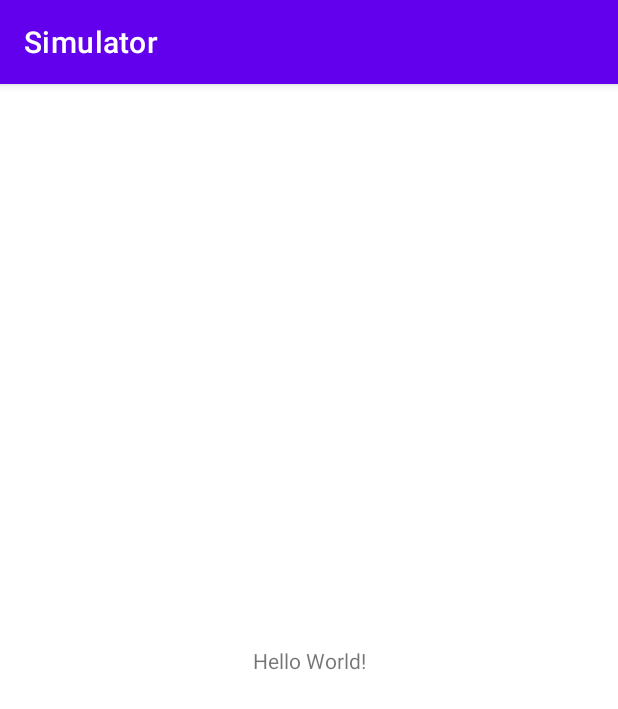
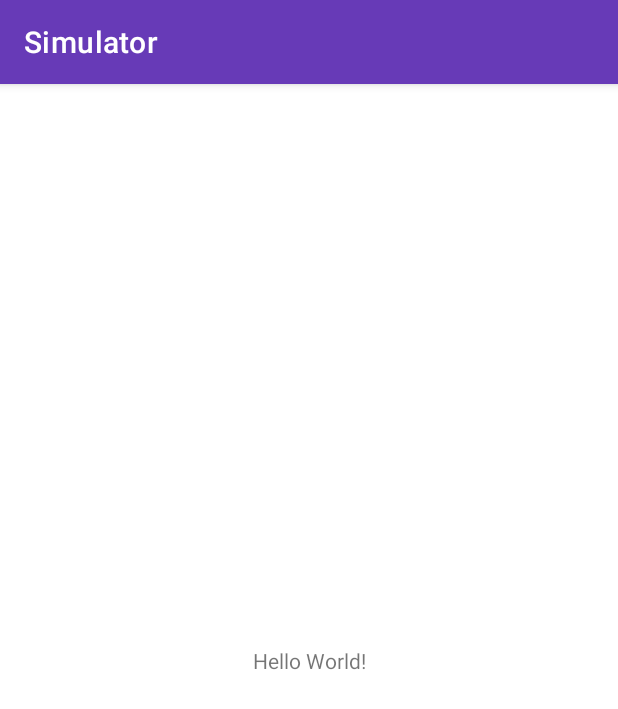
Before and after one commit to ThiagoMip/mathces-simulator-app, an Android app: the screen it shows after launch (MainActivity), on a phone screen of 412 x 824 dp. Shown: the top 709 px of the screen. Run offline under Robolectric (Android 15) with nearby library versions, the phone set to English and light mode, and no system bars.

Commit message:
change colors

```diff
--- a/app/src/main/res/values-night/themes.xml
+++ b/app/src/main/res/values-night/themes.xml
@@ -2,12 +2,12 @@
     <!-- Base application theme. -->
     <style name="Theme.Simulator" parent="Theme.MaterialComponents.DayNight.DarkActionBar">
         <!-- Primary brand color. -->
-        <item name="colorPrimary">@color/purple_200</item>
-        <item name="colorPrimaryVariant">@color/purple_700</item>
+        <item name="colorPrimary">@color/primary_200</item>
+        <item name="colorPrimaryVariant">@color/primary_700</item>
         <item name="colorOnPrimary">@color/black</item>
         <!-- Secondary brand color. -->
-        <item name="colorSecondary">@color/teal_200</item>
-        <item name="colorSecondaryVariant">@color/teal_200</item>
+        <item name="colorSecondary">@color/secondary_200</item>
+        <item name="colorSecondaryVariant">@color/secondary_200</item>
         <item name="colorOnSecondary">@color/black</item>
         <!-- Status bar color. -->
         <item name="android:statusBarColor" tools:targetApi="l">?attr/colorPrimaryVariant</item>
--- a/app/src/main/res/values/colors.xml
+++ b/app/src/main/res/values/colors.xml
@@ -1,10 +1,13 @@
 <?xml version="1.0" encoding="utf-8"?>
 <resources>
-    <color name="purple_200">#FFBB86FC</color>
-    <color name="purple_500">#FF6200EE</color>
-    <color name="purple_700">#FF3700B3</color>
-    <color name="teal_200">#FF03DAC5</color>
-    <color name="teal_700">#FF018786</color>
+    <color name="primary_200">#B39DDB</color>
+    <color name="primary_500">#673AB7</color>
+    <color name="primary_700">#512DA8</color>
+
+    <color name="secondary_200">#9FA8DA</color>
+    <color name="secondary_700">#303F9F</color>
+    <color name="secondary_900">#1A237E</color>
+
     <color name="black">#FF000000</color>
     <color name="white">#FFFFFFFF</color>
 </resources>
--- a/app/src/main/res/values/themes.xml
+++ b/app/src/main/res/values/themes.xml
@@ -2,12 +2,12 @@
     <!-- Base application theme. -->
     <style name="Theme.Simulator" parent="Theme.MaterialComponents.DayNight.DarkActionBar">
         <!-- Primary brand color. -->
-        <item name="colorPrimary">@color/purple_500</item>
-        <item name="colorPrimaryVariant">@color/purple_700</item>
+        <item name="colorPrimary">@color/primary_500</item>
+        <item name="colorPrimaryVariant">@color/primary_700</item>
         <item name="colorOnPrimary">@color/white</item>
         <!-- Secondary brand color. -->
-        <item name="colorSecondary">@color/teal_200</item>
-        <item name="colorSecondaryVariant">@color/teal_700</item>
+        <item name="colorSecondary">@color/secondary_200</item>
+        <item name="colorSecondaryVariant">@color/secondary_900</item>
         <item name="colorOnSecondary">@color/black</item>
         <!-- Status bar color. -->
         <item name="android:statusBarColor" tools:targetApi="l">?attr/colorPrimaryVariant</item>
```
